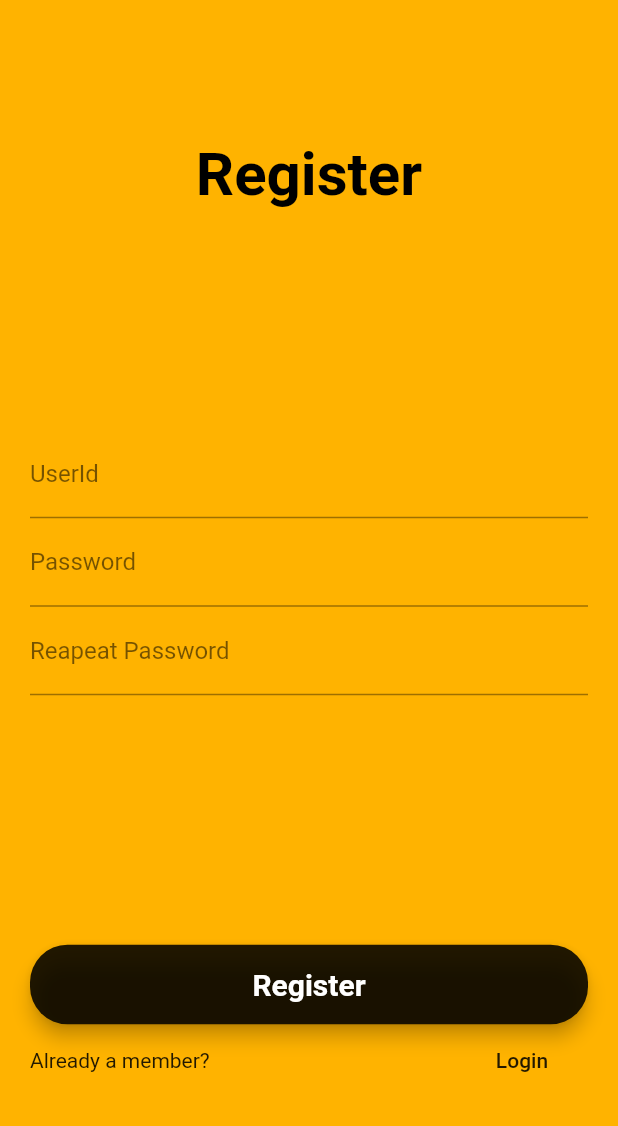
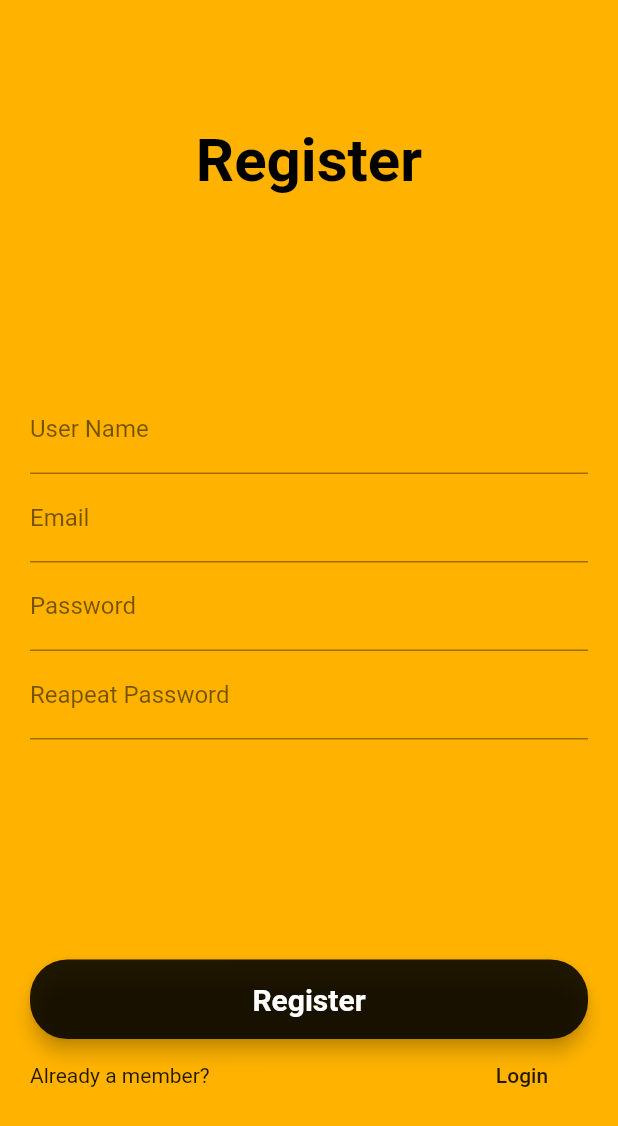
Before and after one commit to TubbyStubby/yellow_vbox, a Flutter app: the RegisterScreen screen opened by its route, after a tap on "Register", on a phone screen of 412 x 824 dp. Shown: the top 1126 px of the screen. Run offline on Flutter 3.47's test engine with Material 2 defaults, Android fonts, the phone set to English and light mode, and no system bars; our stand-ins replace camera, firebase_auth, firebase_core, video_player; accounts and stored records are empty; network calls fail.

Commit message:
Connected to fireauth

```diff
--- a/lib/loginscreen.dart
+++ b/lib/loginscreen.dart
@@ -1,5 +1,8 @@
+import 'package:firebase_auth/firebase_auth.dart';
 import 'package:flutter/material.dart';
 import 'package:yellow_vbox/routes.dart';
+
+FirebaseAuth _auth = FirebaseAuth.instance;
 
 class LoginScreen extends StatefulWidget {
   @override
@@ -9,8 +12,8 @@ class LoginScreen extends StatefulWidget {
 class _LoginScreenState extends State<LoginScreen> {
   final _formKey = GlobalKey<FormState>();
 
-  TextEditingController _userIdController;
-  TextEditingController _userPassController;
+  TextEditingController _userIdController = TextEditingController();
+  TextEditingController _userPassController = TextEditingController();
   bool isSubmitting = true;
 
   @override
@@ -62,7 +65,23 @@ class _LoginScreenState extends State<LoginScreen> {
       child: MaterialButton(
         minWidth: mq.size.width / 1.2,
         padding: EdgeInsets.fromLTRB(10, 15, 10, 15),
-        onPressed: () => {}, //todo login auth
+        onPressed: () async {
+          try {
+            final User user = (await _auth.signInWithEmailAndPassword(
+                email: _userIdController.text,
+                password: _userPassController.text
+              )
+            ).user;
+            if(user != null) {
+              Navigator.of(context).pushNamed(Approutes.homePage);
+            }
+          } catch(e) {
+            print(e);
+            _userPassController.text = "";
+            _userIdController.text = "";
+            //todo error dialog
+          }
+        },
         child: Text(
           'Login',
           textAlign: TextAlign.center,
--- a/lib/main.dart
+++ b/lib/main.dart
@@ -1,4 +1,5 @@
 import 'package:camera/camera.dart';
+import 'package:firebase_core/firebase_core.dart';
 import 'package:flutter/material.dart';
 import 'package:flutter/services.dart';
 import 'package:yellow_vbox/routes.dart';
@@ -13,34 +14,14 @@ Future<void> main() async {
   WidgetsFlutterBinding.ensureInitialized();
 
   SystemChrome.setEnabledSystemUIOverlays([SystemUiOverlay.bottom]);
+  Firebase.initializeApp();
 
-  final cameras = await availableCameras();
-  var camera;
-  bool frontCam = false;
-
-  if(cameras.length > 1) {
-    camera = cameras[1];
-    frontCam = true;
-  } else {
-    camera = cameras.first;
-  }
-
-  runApp(YellowVBox(camera: camera, frontCam: frontCam));
+  runApp(YellowVBox());
 }
 
 //todo: make firebase login
 //todo: add different source for video
 class YellowVBox extends StatelessWidget {
-
-  final CameraDescription camera;
-  final bool frontCam;
-
-  const YellowVBox({
-    Key key,
-    @required this.camera,
-    @required this.frontCam,
-  }) : super(key: key);
-
   @override
   Widget build(BuildContext context) {
     return MaterialApp(
@@ -56,7 +37,7 @@ class YellowVBox extends StatelessWidget {
       //   fit: StackFit.expand,
       //   children: <Widget>[
       //     BoxPlayer(),
-      //     PipCamera(camera: camera, frontCam: frontCam,)
+      //     PipCamera()
       //   ],
       // ),
     );
--- a/lib/registerscreen.dart
+++ b/lib/registerscreen.dart
@@ -1,5 +1,8 @@
+import 'package:firebase_auth/firebase_auth.dart';
 import 'package:flutter/material.dart';
 import 'package:yellow_vbox/routes.dart';
+
+FirebaseAuth _auth = FirebaseAuth.instance;
 
 class RegisterScreen extends StatefulWidget {
   @override
@@ -9,9 +12,10 @@ class RegisterScreen extends StatefulWidget {
 class _RegisterScreenState extends State<RegisterScreen> {
   final _formKey = GlobalKey<FormState>();
 
-  TextEditingController _userIdController;
-  TextEditingController _userPassController;
-  TextEditingController _userPassRepeatController;
+  TextEditingController _userIdController = TextEditingController();
+  TextEditingController _userNameController = TextEditingController();
+  TextEditingController _userPassController = TextEditingController();
+  TextEditingController _userPassRepeatController = TextEditingController();
   bool isSubmitting = true;
 
   @override
@@ -26,8 +30,23 @@ class _RegisterScreenState extends State<RegisterScreen> {
         color: Colors.black,
       ),
       decoration: InputDecoration(
-        hintText:  'UserName / Email',
-        labelText: 'UserId',
+        hintText:  'someone@someplace.com',
+        labelText: 'Email',
+        labelStyle: TextStyle(color: Colors.black54),
+        hintStyle: TextStyle(color: Colors.black38)
+      ),
+    );
+
+    final userNameField = TextFormField(
+      controller: _userNameController,
+      keyboardType: TextInputType.name,
+      enabled: isSubmitting,
+      style: TextStyle(
+        color: Colors.black,
+      ),
+      decoration: InputDecoration(
+        hintText:  'John Doe',
+        labelText: 'User Name',
         labelStyle: TextStyle(color: Colors.black54),
         hintStyle: TextStyle(color: Colors.black38)
       ),
@@ -66,6 +85,7 @@ class _RegisterScreenState extends State<RegisterScreen> {
     final fields = Column(
       mainAxisAlignment: MainAxisAlignment.start,
       children: <Widget>[
+        userNameField,
         userIdField,
         userPassField,
         userPassRepeatField
@@ -79,7 +99,26 @@ class _RegisterScreenState extends State<RegisterScreen> {
       child: MaterialButton(
         minWidth: mq.size.width / 1.2,
         padding: EdgeInsets.fromLTRB(10, 15, 10, 15),
-        onPressed: () => {}, //todo register auth
+        onPressed: () async {
+          try {
+            final User user = (await _auth.createUserWithEmailAndPassword(
+                email: _userIdController.text,
+                password: _userPassController.text,
+              )
+            ).user;
+            if(user != null) {
+              user.updateProfile(displayName: _userNameController.text, photoURL: "");
+              Navigator.of(context).pushNamed(Approutes.homePage);
+            }
+          } catch(e) {
+            print(e);
+            _userPassController.text = "";
+            _userPassRepeatController.text = "";
+            _userIdController.text = "";
+            _userNameController.text = "";
+            //todo error dialog
+          }
+        },
         child: Text(
           'Register',
           textAlign: TextAlign.center,
--- a/lib/routes.dart
+++ b/lib/routes.dart
@@ -1,5 +1,6 @@
 import 'package:flutter/widgets.dart';
 import 'package:path/path.dart';
+import 'package:yellow_vbox/homepage.dart';
 import 'package:yellow_vbox/loginscreen.dart';
 import 'package:yellow_vbox/registerscreen.dart';
 
@@ -8,11 +9,13 @@ class Approutes {
 
   static const String authLogin = '/authLogin';
   static const String authRegister = '/authRegister';
+  static const String homePage = '/homePage';
 
   static Map<String, WidgetBuilder> define() {
     return {
       authLogin: (context) => LoginScreen(),
-      authRegister: (context) => RegisterScreen()
+      authRegister: (context) => RegisterScreen(),
+      homePage: (context) => HomePage(),
     };
   }
 }
```
Also changed, not shown: lib/homepage.dart (added, +22 -0 lines), lib/pipcamera.dart (+35 -14 lines), pubspec.yaml (+2 -46 lines), pubspec.lock.
